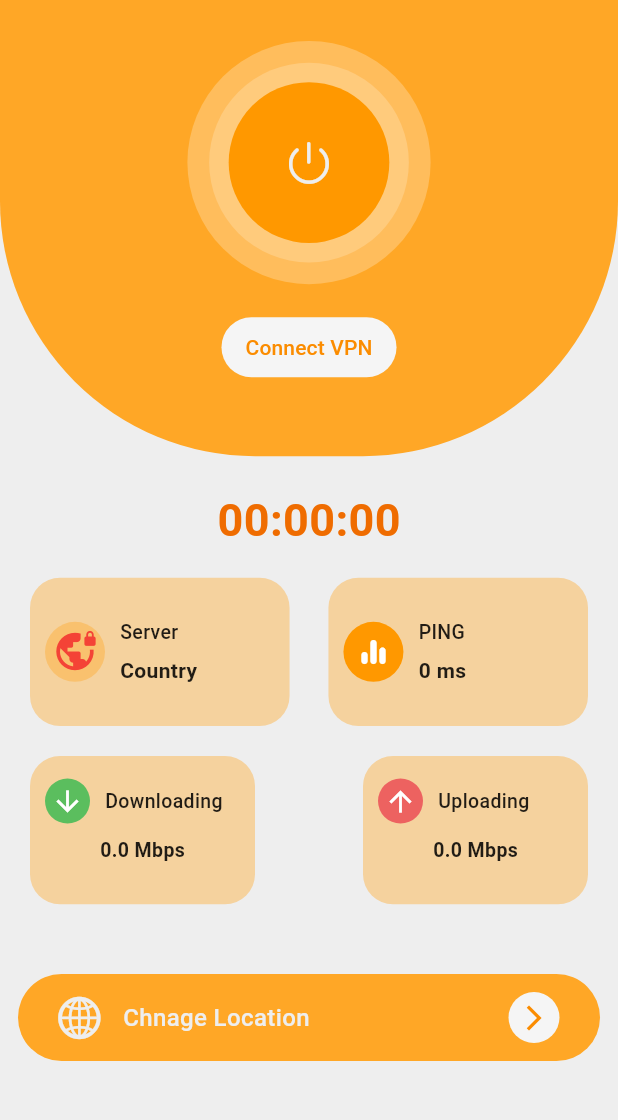
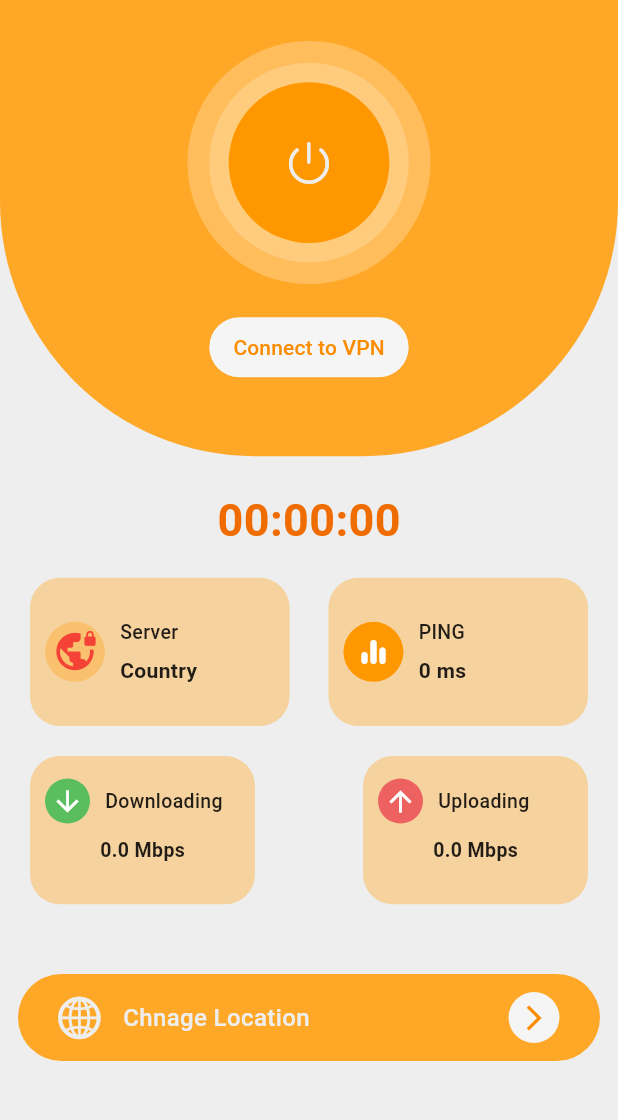
Before and after one commit to usman1170/fire_vpn, a Flutter app: the screen it shows after launch, on a phone screen of 412 x 824 dp, the part 100-1220 px from its top. Run offline on Flutter 3.47's test engine with Material 3 defaults, Android fonts, the light colour scheme and no system bars; our stand-ins replace csv, get, hive_flutter, lottie; accounts and stored records are empty.

Commit message:
publishing app update

```diff
--- a/lib/controllers/home_controller.dart
+++ b/lib/controllers/home_controller.dart
@@ -1,11 +1,9 @@
 import 'dart:convert';
-
 import 'package:flutter/material.dart';
 import 'package:get/get.dart';
 import 'package:vpn_basic_project/hive_data/hive_data.dart';
 import 'package:vpn_basic_project/models/vpn_model.dart';
 import 'package:vpn_basic_project/services/vpn_engine.dart';
-
 import '../models/vpn_config.dart';
 
 class HomeController extends GetxController {
@@ -41,6 +39,12 @@ class HomeController extends GetxController {
         return Colors.orange.shade200;
       case VpnEngine.vpnConnected:
         return Colors.green.shade400;
+      case VpnEngine.vpnWaitConnection:
+        return Colors.red.shade400;
+      case VpnEngine.vpnConnecting:
+        return Colors.red.shade400;
+      case VpnEngine.vpnAuthenticating:
+        return Colors.red.shade400;
       default:
         return Colors.orange.shade200;
     }
--- a/lib/screens/home_screen.dart
+++ b/lib/screens/home_screen.dart
@@ -1,682 +1,352 @@
 // ignore_for_file: unnecessary_null_comparison
-
-
 import 'package:flutter/cupertino.dart';
-
-
 import 'package:flutter/material.dart';
-
-
 import 'package:get/get.dart';
-
-
 import 'package:lottie/lottie.dart';
-
-
 import 'package:vpn_basic_project/controllers/home_controller.dart';
-
-
 import 'package:vpn_basic_project/main.dart';
-
-
 import 'package:vpn_basic_project/screens/locations_screen.dart';
-
-
 import 'package:vpn_basic_project/utils/countdown.dart';
-
-
 import 'package:vpn_basic_project/utils/home_widgets.dart';
-
-
 import '../models/vpn_status.dart';
-
-
 import '../services/vpn_engine.dart';
 
+class HomeScreen extends StatefulWidget {
+  @override
+  _HomeScreenState createState() => _HomeScreenState();
+}
 
-class HomeScreen extends StatefulWidget {
+class _HomeScreenState extends State<HomeScreen> {
+  final _controller = Get.put(HomeController());
 
   @override
-
-  _HomeScreenState createState() => _HomeScreenState();
-
-}
-
-
-class _HomeScreenState extends State<HomeScreen> {
-
-  final _controller = Get.put(HomeController());
-
-
-  @override
-
   Widget build(BuildContext context) {
-
     mq = MediaQuery.of(context).size;
-
 
     ///Add listener to update vpn state
 
-
     VpnEngine.vpnStageSnapshot().listen((event) {
-
       setState(() => _controller.vpnState.value = event);
-
     });
 
-
     return Obx(
-
       () => Scaffold(
-
           backgroundColor: Theme.of(context).bgColor,
-
           body: Column(mainAxisSize: MainAxisSize.min, children: [
-
             Container(
-
               padding: EdgeInsets.all(16),
-
               height: mq.height * .45,
-
               width: mq.width,
-
               decoration: BoxDecoration(
-
                 color: Theme.of(context).mainColor,
-
                 borderRadius: BorderRadius.only(
-
                   bottomLeft: Radius.circular(170),
-
                   bottomRight: Radius.circular(170),
-
                 ),
-
               ),
-
               child: Column(
-
                 children: [
-
                   Padding(
-
                     padding: const EdgeInsets.only(top: 12),
-
                     child: Row(
-
                       mainAxisAlignment: MainAxisAlignment.spaceBetween,
-
                       children: [
-
                         IconButton(
-
                           onPressed: () {},
-
                           icon: Icon(
-
                             Icons.info_outline,
-
                             color: Colors.grey.shade100,
-
                             size: 26,
-
                           ),
-
                         ),
-
                         Text(
-
                           "Fire VPN",
-
                           style: TextStyle(
-
                             color: Colors.grey.shade100,
-
                             fontSize: 20,
-
                             fontWeight: FontWeight.w600,
-
                             letterSpacing: .6,
-
                           ),
-
                         ),
-
                         IconButton(
-
                           onPressed: () {
-
                             Get.changeThemeMode(
-
                               Get.isDarkMode ? ThemeMode.light : ThemeMode.dark,
-
                             );
-
                           },
-
                           icon: Icon(
-
                             Icons.brightness_medium_outlined,
-
                             color: Colors.grey.shade100,
-
                             size: 26,
-
                           ),
-
                         ),
-
                       ],
-
                     ),
-
                   ),
-
                   SizedBox(
-
                     height: 18,
-
                   ),
-
                   _vpnButton(),
-
                   SizedBox(
-
                     height: 18,
-
                   ),
-
                   TextButton(
-
                     style: TextButton.styleFrom(
-
                         shape: StadiumBorder(),
-
                         backgroundColor:
-
                             _controller.vpnState.value == VpnEngine.vpnConnected
-
                                 ? Colors.green.shade400.withOpacity(.8)
-
-                                : Colors.grey.shade100,
-
+                                : _controller.vpnState.value ==
+                                        VpnEngine.vpnAuthenticating
+                                    ? Colors.red.shade400.withOpacity(.8)
+                                    : _controller.vpnState.value ==
+                                            VpnEngine.vpnWaitConnection
+                                        ? Colors.red.shade400.withOpacity(.8)
+                                        : Colors.grey.shade100,
                         padding: EdgeInsets.symmetric(horizontal: 16)),
-
                     child: Text(
-
                       _controller.vpnState.value == VpnEngine.vpnDisconnected
-
-                          ? 'Connect VPN'
-
+                          ? 'Connect to VPN'
                           : _controller.vpnState.value
-
                               .replaceAll("_", " ")
-
                               .toUpperCase(),
-
                       style: TextStyle(
-
                         color:
-
                             _controller.vpnState.value == VpnEngine.vpnConnected
-
                                 ? Colors.white
-
-                                : Colors.orange.shade600,
-
+                                : _controller.vpnState.value ==
+                                        VpnEngine.vpnAuthenticating
+                                    ? Colors.white
+                                    : _controller.vpnState.value ==
+                                            VpnEngine.vpnWaitConnection
+                                        ? Colors.white
+                                        : Colors.orange.shade600,
                       ),
-
                     ),
-
                     onPressed: () {},
-
                   ),
-
                 ],
-
               ),
-
             ),
-
             SizedBox(
-
               height: 15,
-
             ),
-
             Obx(
-
               () => Padding(
-
                 padding: const EdgeInsets.symmetric(horizontal: 30),
-
                 child: Row(
-
                   mainAxisAlignment: MainAxisAlignment.spaceEvenly,
-
                   children: [
-
                     if (_controller.vpnState.value == VpnEngine.vpnConnected)
-
                       Container(
-
                         margin: EdgeInsets.only(bottom: 10),
-
                         height: 40,
-
                         width: 40,
-
                         child: LottieBuilder.asset(
-
                           "assets/lottie/fire.json",
-
                           frameRate: FrameRate.max,
-
                         ),
-
                       ),
-
                     Padding(
-
                       padding: const EdgeInsets.only(top: 6),
-
                       child: CountDownWidget(
-
                         startTimer: _controller.vpnState.value ==
-
                             VpnEngine.vpnConnected,
-
                       ),
-
                     ),
-
                     if (_controller.vpnState.value == VpnEngine.vpnConnected)
-
                       Container(
-
                         margin: EdgeInsets.only(bottom: 10),
-
                         height: 40,
-
                         width: 40,
-
                         child: LottieBuilder.asset(
-
                           "assets/lottie/fire.json",
-
                           frameRate: FrameRate.max,
-
                         ),
-
                       ),
-
                   ],
-
                 ),
-
               ),
-
             ),
-
             SizedBox(
-
               height: 10,
-
             ),
-
             Padding(
-
               padding: const EdgeInsets.symmetric(horizontal: 20),
-
               child: Column(
-
                 children: [
-
                   Row(
-
                     mainAxisAlignment: MainAxisAlignment.spaceBetween,
-
                     children: [
-
                       UpperWidgets(
-
                         size: 40,
-
                         title: "Server",
-
                         subtitle: _controller.vpn.value!.countrylong.isEmpty
-
                             ? "Country"
-
                             : _controller.vpn.value!.countrylong,
-
                         icon: Icon(
-
                           Icons.vpn_lock_rounded,
-
                           color: Colors.red,
-
                           size: 30,
-
                         ),
-
                         iconColor: Colors.orange.shade400.withOpacity(.4),
-
                       ),
-
                       UpperWidgets(
-
                         size: 40,
-
                         title: "PING",
-
                         subtitle: _controller.vpn.value!.ping == null
-
                             ? "Country"
-
                             : "${_controller.vpn.value!.ping} ms",
-
                         icon: Icon(
-
                           Icons.equalizer_rounded,
-
                           color: Colors.white,
-
                         ),
-
                         iconColor: Colors.orange,
-
                       ),
-
                     ],
-
                   ),
-
                   SizedBox(
-
                     height: 20,
-
                   ),
-
                   StreamBuilder<VpnStatus?>(
-
                     initialData: VpnStatus(),
-
                     stream: VpnEngine.vpnStatusSnapshot(),
-
                     builder: (context, snapshot) => Row(
-
                       mainAxisAlignment: MainAxisAlignment.spaceBetween,
-
                       children: [
-
                         LowerWidgets(
-
                           size: 30,
-
                           title: "Downloading",
-
                           subtitle: "${snapshot.data?.byteIn ?? "0.0 Mbps"}",
-
                           icon: Icon(
-
                             Icons.arrow_downward,
-
                             color: Colors.white,
-
                             size: 22,
-
                           ),
-
                           iconColor: Color.fromARGB(255, 91, 190, 94),
-
                         ),
-
                         LowerWidgets(
-
                           size: 30,
-
                           title: "Uploading",
-
                           subtitle: "${snapshot.data?.byteOut ?? "0.0 Mbps"}",
-
                           icon: Icon(
-
                             Icons.arrow_upward,
-
                             color: Colors.white,
-
                             size: 22,
-
                           ),
-
                           iconColor: Color.fromARGB(255, 237, 98, 96),
-
                         ),
-
                       ],
-
                     ),
-
                   ),
-
                 ],
-
               ),
-
             ),
-
           ]),
-
           bottomNavigationBar: _bottomSheet()),
-
     );
-
   }
 
-
   Widget _vpnButton() => Obx(
-
         () => Semantics(
-
           button: true,
-
           child: InkWell(
-
             onTap: () {
-
               _controller.connectClick();
-
             },
-
             child: Container(
-
               padding: EdgeInsets.all(14.5),
-
               decoration: BoxDecoration(
-
                 color: _controller.getbuttonColor.withOpacity(.6),
-
                 shape: BoxShape.circle,
-
               ),
-
               child: Container(
-
                 padding: EdgeInsets.all(13),
-
                 decoration: BoxDecoration(
-
                   color: Colors.orange.shade200.withOpacity(.9),
-
                   shape: BoxShape.circle,
-
                 ),
-
                 child: Container(
-
                   height: mq.height * .13,
-
                   width: mq.height * .13,
-
                   decoration: BoxDecoration(
-
                     color: Colors.orange.shade500,
-
                     shape: BoxShape.circle,
-
                   ),
-
                   child: Center(
-
                     child: Icon(
-
                       CupertinoIcons.power,
-
                       color: Colors.grey.shade200,
-
                       size: 32,
-
                     ),
-
                   ),
-
                 ),
-
               ),
-
             ),
-
           ),
-
         ),
-
       );
 
-
   Widget _bottomSheet() => Semantics(
-
         button: true,
-
         child: InkWell(
-
           onTap: () {
-
             Navigator.push(
-
                 context,
-
                 MaterialPageRoute(
-
                   builder: (context) => LocationsScreen(),
-
                 ));
-
           },
-
           child: Container(
-
             margin: EdgeInsets.only(bottom: 50, left: 12, right: 12),
-
             padding: EdgeInsets.all(12),
-
             height: 58,
-
             decoration: BoxDecoration(
-
               borderRadius: BorderRadius.circular(30),
-
               color: Theme.of(context).mainColor,
-
             ),
-
             child: Center(
-
               child: Padding(
-
                 padding: const EdgeInsets.symmetric(horizontal: 12),
-
                 child: Row(
-
                   mainAxisAlignment: MainAxisAlignment.spaceBetween,
-
                   children: [
-
                     Row(
-
                       children: [
-
                         Icon(
-
                           CupertinoIcons.globe,
-
                           color: Colors.grey.shade200,
-
                           size: 34,
-
                         ),
-
                         SizedBox(
-
                           width: 12,
-
                         ),
-
                         Text(
-
                           "Chnage Location",
-
                           style: TextStyle(
-
                             color: Colors.grey.shade200,
-
                             fontSize: 16,
-
                             fontWeight: FontWeight.w500,
-
                           ),
-
                         )
-
                       ],
-
                     ),
-
                     Container(
-
                       height: 40,
-
                       width: 40,
-
                       decoration: BoxDecoration(
-
                           color: Colors.grey.shade100, shape: BoxShape.circle),
-
                       child: Icon(
-
                         Icons.arrow_forward_ios,
-
                         color: Colors.orange.shade600,
-
                         size: 20,
-
                       ),
-
                     )
-
                   ],
-
                 ),
-
               ),
-
             ),
-
           ),
-
         ),
-
       );
-
 }
--- a/lib/screens/locations_screen.dart
+++ b/lib/screens/locations_screen.dart
@@ -9,6 +9,7 @@ class LocationsScreen extends StatelessWidget {
   LocationsScreen({super.key});
 
   final _controller = LocationController();
+  // final a = 0;
 
   @override
   Widget build(BuildContext context) {
--- a/pubspec.yaml
+++ b/pubspec.yaml
@@ -20,6 +20,7 @@ dependencies:
   hive_flutter: ^1.1.0
   http: ^0.13.5
   lottie: ^2.3.2
+  rename: ^3.0.1
 
 
 dev_dependencies:
```
Also changed, not shown: pubspec.lock, 5 other files.
